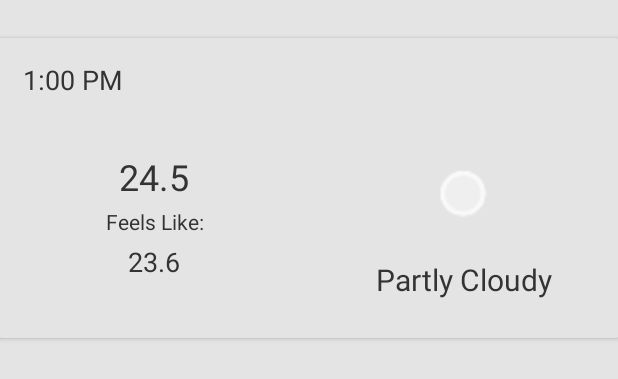
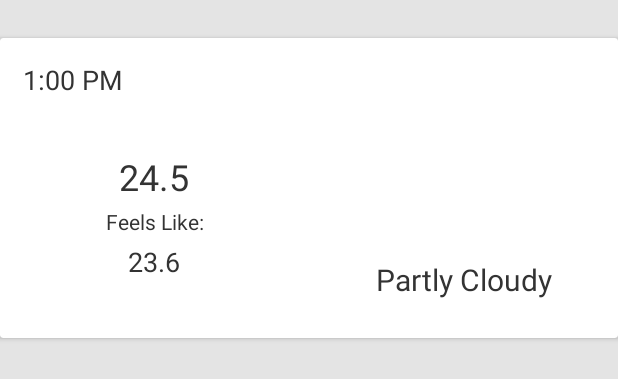
Before and after one commit to raicovx/StormCast, an Android app: the layout hourly_list_item.xml on its own in the app's theme, with its tools: preview values and no code run, on a phone screen of 412 x 824 dp. Shown: the top 379 px of the screen. Run offline under Robolectric (Android 15) with nearby library versions, the light colour scheme and no system bars.

Commit message:
Recycler View implemented w/ (finally working) colour cards

```diff
--- a/app/src/main/java/com/jamesc/stormcast/Weather/Hour.java
+++ b/app/src/main/java/com/jamesc/stormcast/Weather/Hour.java
@@ -81,6 +81,7 @@ public class Hour implements Parcelable {
 
         public void setIcon(String icon) {
             mIcon = icon;
+
         }
 
         public int getIconId() {
--- a/app/src/main/res/drawable/clear_night_icon.xml
+++ b/app/src/main/res/drawable/clear_night_icon.xml
@@ -1,5 +1,5 @@
 <vector android:height="24dp" android:viewportHeight="128.0"
     android:viewportWidth="128.0" android:width="24dp" xmlns:android="http://schemas.android.com/apk/res/android">
-    <path android:fillColor="#FF000000" android:pathData="M55.8,26.7"/>
-    <path android:fillColor="#FF000000" android:pathData="M52.4,64c0,-21.8 15.1,-40.1 35.4,-44.9c-5.1,-1.8 -10.6,-2.9 -16.3,-2.9c-26.4,0 -47.8,21.4 -47.8,47.8c0,26.4 21.4,47.8 47.8,47.8c5.7,0 11.2,-1 16.3,-2.9C67.5,104.1 52.4,85.8 52.4,64z"/>
+    <path android:fillColor="#e4e4e4" android:pathData="M55.8,26.7"/>
+    <path android:fillColor="#e4e4e4" android:pathData="M52.4,64c0,-21.8 15.1,-40.1 35.4,-44.9c-5.1,-1.8 -10.6,-2.9 -16.3,-2.9c-26.4,0 -47.8,21.4 -47.8,47.8c0,26.4 21.4,47.8 47.8,47.8c5.7,0 11.2,-1 16.3,-2.9C67.5,104.1 52.4,85.8 52.4,64z"/>
 </vector>
--- a/app/src/main/res/layout/hourly_list_item.xml
+++ b/app/src/main/res/layout/hourly_list_item.xml
@@ -6,17 +6,23 @@
     android:layout_width="match_parent"
     android:layout_height="200dp"
     android:layout_marginTop="25dp"
-    android:layout_marginBottom="15dp">
+    android:layout_marginBottom="15dp"
+    card_view:cardBackgroundColor="#000000"
+    xmlns:app="http://schemas.android.com/apk/res-auto"
+    xmlns:card_view="http://schemas.android.com/tools">
 <LinearLayout
+    android:id="@+id/hourly_weather_card_layout"
     android:layout_width="match_parent"
     android:layout_height="wrap_content"
-    android:orientation="vertical">
+    android:orientation="vertical"
+    android:background="#00000000">
     <LinearLayout
         android:id="@+id/hourly_time_date_bar"
         android:layout_width="match_parent"
         android:layout_height="wrap_content"
         android:minHeight="48dp"
         android:orientation="horizontal"
+        android:background="#00000000"
         >
         <TextView android:id="@+id/hourly_time_text_view"
                   android:layout_width="match_parent"
@@ -25,14 +31,17 @@
                   android:text="1:00 PM"
                   android:padding="15dp"
                   android:textSize="18sp"
-                  android:typeface="sans"/>
+                  android:typeface="sans"
+                  android:background="#00000000"/>
     </LinearLayout>
     <LinearLayout
+        android:background="#00000000"
     android:orientation="horizontal"
     android:layout_width="match_parent" android:layout_height="match_parent"
     android:minHeight="150dp">
 
     <LinearLayout
+        android:background="#00000000"
         android:layout_width="match_parent"
         android:layout_height="match_parent"
         android:orientation="vertical"
@@ -40,6 +49,7 @@
         android:paddingTop="15dp"
         android:layout_gravity="center_vertical">
         <LinearLayout
+            android:background="#00000000"
             android:layout_width="match_parent"
             android:layout_height="wrap_content"
             android:orientation="horizontal"
@@ -47,6 +57,7 @@
             android:gravity="center_horizontal">
         <TextView android:id="@+id/hourly_temperature_text_view"
                   android:textColor="@color/secondary_text_color"
+                  android:background="#00000000"
                   android:layout_width="wrap_content"
                   android:layout_height="wrap_content"
                   android:textSize="24dp"
@@ -58,7 +69,8 @@
                   android:layout_width="wrap_content"
                   android:layout_height="wrap_content"
                   android:textSize="18sp"
-                  android:layout_gravity="bottom"/>
+                  android:layout_gravity="bottom"
+                  android:background="#00000000"/>
         </LinearLayout>
         <TextView
             android:layout_width="match_parent"
@@ -68,8 +80,10 @@
             android:id="@+id/feels_like_text_view"
             android:textColor="@color/secondary_text_color"
             android:gravity="center"
-            android:layout_weight="1"/>
+            android:layout_weight="1"
+            android:background="#00000000"/>
         <LinearLayout
+            android:background="#00000000"
             android:layout_width="match_parent"
             android:layout_height="wrap_content"
             android:orientation="horizontal"
@@ -84,14 +98,17 @@
                   android:gravity="center"
                   android:layout_marginBottom="24dp"
                   android:paddingBottom="5dp"
+                  android:background="#00000000"
                   />
             <TextView android:id="@+id/degrees_text_view_two"
                       android:layout_width="wrap_content"
                       android:layout_height="wrap_content"
-                      android:textSize="18sp"/>
+                      android:textSize="18sp"
+                      android:background="#00000000"/>
             </LinearLayout>
         </LinearLayout>
         <LinearLayout
+            android:background="#00000000"
             android:layout_width="match_parent"
             android:layout_height="match_parent"
             android:orientation="vertical"
@@ -104,7 +121,8 @@
                        android:layout_gravity="center"
                        android:layout_marginTop="15dp"
                        android:layout_weight="1"
-                android:elevation="6dp"/>
+                android:elevation="6dp"
+                />
 
             <TextView android:id="@+id/hourly_summary_text_view"
                       android:layout_width="match_parent"
@@ -116,7 +134,8 @@
                       android:gravity="center"
                       android:layout_marginBottom="15dp"
                       android:layout_marginLeft="15dp"
-                      android:layout_marginRight="15dp"/>
+                      android:layout_marginRight="15dp"
+                      android:background="#00000000"/>
         </LinearLayout>
     </LinearLayout>
 
--- a/app/src/main/res/layout/hourly_weather_content.xml
+++ b/app/src/main/res/layout/hourly_weather_content.xml
@@ -6,15 +6,12 @@
                 android:paddingLeft="8dp"
                 android:paddingRight="8dp"
                 android:layout_marginTop="?android:actionBarSize"
-                android:theme="@style/General"
                 android:id="@+id/hourly_weather_activity"
                 tools:context=".UI.HourlyWeather"
                 tools:showIn="@layout/hourly_weather_activity_layout">
 <android.support.v7.widget.RecyclerView android:id="@+id/hourly_recycler_view"
                 android:layout_width="match_parent"
-              android:layout_height="match_parent"
-              android:dividerHeight="15dp"
-              android:divider="@color/background_color"/>
+              android:layout_height="match_parent"/>
 
     <ProgressBar
         android:layout_width="wrap_content"
```
Also changed, not shown: app/src/main/java/com/jamesc/stormcast/UI/HourlyItemsRecyclerViewAdapter.java (+51 -14 lines), app/src/main/java/com/jamesc/stormcast/UI/HourlyWeather.java (+5 -3 lines), 41 other files.
